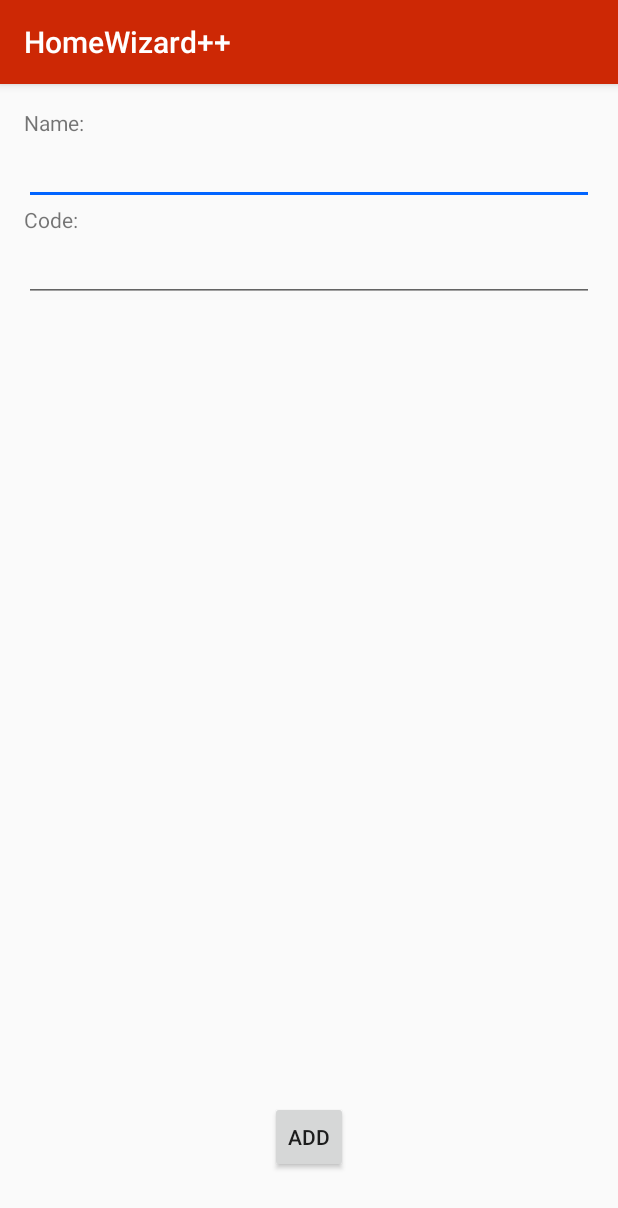
After one commit to b-kelder/HomeWizard-, an Android app: the AddHomewizardlight screen opened directly, with no data from a screen before it, on a phone screen of 412 x 824 dp. The commit adds this screen. Shown: the top 1208 px of the screen. Run offline under Robolectric (Android 15) with nearby library versions, the phone set to English and light mode, and no system bars; libraries missing offline, so code that uses them is left out: org.eclipse.paho.

Commit message:
In middels meer als een test app

```diff
--- /dev/null
+++ b/HomeWizard++/MQTT test app/app/src/main/java/idu/stenden/inf1i/homewizard/AddHomewizardlight.java
@@ -0,0 +1,40 @@
+package idu.stenden.inf1i.homewizard;
+
+import android.content.Intent;
+import android.support.v7.app.AppCompatActivity;
+import android.os.Bundle;
+import android.view.View;
+import android.widget.Button;
+import android.widget.EditText;
+import android.widget.Toast;
+
+public class AddHomewizardlight extends AppCompatActivity {
+
+    private MqttController mqttController;
+
+    @Override
+    protected void onCreate(Bundle savedInstanceState) {
+        super.onCreate(savedInstanceState);
+        setContentView(R.layout.activity_add_homewizardlight);
+
+        final EditText HMWZlightname = (EditText) findViewById(R.id.HMWZlightname);
+        final EditText HMWZlightcode = (EditText) findViewById(R.id.HMWZlightcode);
+
+        mqttController = MqttController.getInstance();
+        mqttController.setContext(getApplicationContext());
+
+        Button loginbutton = (Button) findViewById(R.id.HMWZlightadd);
+
+        loginbutton.setOnClickListener(new View.OnClickListener() {
+            public void onClick(View v) {
+                if (!HMWZlightname.getText().toString().isEmpty() && !HMWZlightcode.getText().toString().isEmpty()) {
+                    mqttController.publish("HYDRA/HMWZ/sw/add/" + HMWZlightname.getText() + "/switch/" + HMWZlightcode.getText(), "/0");
+                    startActivity(new Intent(getApplicationContext(), MainActivity.class));
+                } else {
+                    Toast toaster = Toast.makeText(getApplicationContext(), "Vul shit in", Toast.LENGTH_SHORT);
+                    toaster.show();
+                }
+            }
+        });
+    }
+}
--- /dev/null
+++ b/HomeWizard++/MQTT test app/app/src/main/res/layout/activity_add_homewizardlight.xml
@@ -0,0 +1,56 @@
+<?xml version="1.0" encoding="utf-8"?>
+<RelativeLayout xmlns:android="http://schemas.android.com/apk/res/android"
+    xmlns:tools="http://schemas.android.com/tools"
+    android:layout_width="match_parent"
+    android:layout_height="match_parent"
+    android:paddingBottom="@dimen/activity_vertical_margin"
+    android:paddingLeft="@dimen/activity_horizontal_margin"
+    android:paddingRight="@dimen/activity_horizontal_margin"
+    android:paddingTop="@dimen/activity_vertical_margin"
+    tools:context="idu.stenden.inf1i.homewizard.AddHomewizardlight">
+
+    <TextView
+        android:layout_width="wrap_content"
+        android:layout_height="wrap_content"
+        android:textAppearance="?android:attr/textAppearanceSmall"
+        android:text="Name:"
+        android:id="@+id/textView3"
+        android:layout_alignParentTop="true"
+        android:layout_alignParentStart="true" />
+
+    <EditText
+        android:layout_width="wrap_content"
+        android:layout_height="wrap_content"
+        android:id="@+id/HMWZlightname"
+        android:layout_below="@+id/textView3"
+        android:layout_alignParentStart="true"
+        android:layout_alignParentEnd="true" />
+
+    <TextView
+        android:layout_width="wrap_content"
+        android:layout_height="wrap_content"
+        android:textAppearance="?android:attr/textAppearanceSmall"
+        android:text="Code:"
+        android:id="@+id/textView4"
+        android:layout_below="@+id/HMWZlightname"
+        android:layout_alignParentStart="true" />
+
+    <EditText
+        android:layout_width="wrap_content"
+        android:layout_height="wrap_content"
+        android:id="@+id/HMWZlightcode"
+        android:layout_below="@+id/textView4"
+        android:layout_alignParentStart="true"
+        android:layout_alignEnd="@+id/HMWZlightname" />
+
+    <Button
+        style="?android:attr/buttonStyleSmall"
+        android:layout_width="wrap_content"
+        android:layout_height="wrap_content"
+        android:text="Add"
+        android:id="@+id/HMWZlightadd"
+        android:layout_marginBottom="26dp"
+        android:layout_alignParentBottom="true"
+        android:layout_centerHorizontal="true" />
+
+</RelativeLayout>
--- a/HomeWizard++/MQTT test app/app/src/main/res/menu/activity_main_drawer.xml
+++ b/HomeWizard++/MQTT test app/app/src/main/res/menu/activity_main_drawer.xml
@@ -6,6 +6,10 @@
             android:id="@+id/nav_settings"
             android:icon="@drawable/ic_menu_manage"
             android:title="Settings" />
+        <item
+            android:id="@+id/nav_lights"
+            android:icon="@drawable/ic_menu_manage"
+            android:title="Add Device" />
     </group>
 
 </menu>
--- a/HomeWizard++/MQTT test app/app/src/main/res/menu/main.xml
+++ b/HomeWizard++/MQTT test app/app/src/main/res/menu/main.xml
@@ -2,7 +2,7 @@
 <menu xmlns:android="http://schemas.android.com/apk/res/android"
     xmlns:app="http://schemas.android.com/apk/res-auto">
     <item
-        android:id="@+id/action_settings"
+        android:id="@+id/action_refresh"
         android:orderInCategory="100"
         android:title="@string/action_settings"
         app:showAsAction="never" />
--- a/HomeWizard++/MQTT test app/app/src/main/res/values/strings.xml
+++ b/HomeWizard++/MQTT test app/app/src/main/res/values/strings.xml
@@ -4,5 +4,6 @@
     <string name="navigation_drawer_open">Open navigation drawer</string>
     <string name="navigation_drawer_close">Close navigation drawer</string>
 
-    <string name="action_settings">Settings</string>
+    <string name="action_settings">Refresh</string>
+    <string name="title_activity_managelights">HomeWizard++</string>
 </resources>
```
Also changed, not shown: HomeWizard++/MQTT test app/app/src/main/AndroidManifest.xml (+12 -1 lines), HomeWizard++/MQTT test app/app/src/main/java/idu/stenden/inf1i/homewizard/AddChoise.java (added, +23 -0 lines), HomeWizard++/MQTT test app/app/src/main/java/idu/stenden/inf1i/homewizard/AppDataContainer.java (added, +41 -0 lines), HomeWizard++/MQTT test app/app/src/main/java/idu/stenden/inf1i/homewizard/DeviceEditAdapter.java (added, +71 -0 lines), HomeWizard++/MQTT test app/app/src/main/java/idu/stenden/inf1i/homewizard/MainActivity.java (+22 -11 lines), HomeWizard++/MQTT test app/app/src/main/java/idu/stenden/inf1i/homewizard/Managelights.java (added, +60 -0 lines), HomeWizard++/MQTT test app/app/src/main/java/idu/stenden/inf1i/homewizard/MqttController.java (+8 -1 lines), HomeWizard++/MQTT test app/app/src/main/res/layout/activity_add_choise.xml (added, +21 -0 lines), HomeWizard++/MQTT test app/app/src/main/res/layout/activity_managelights.xml (added, +34 -0 lines), HomeWizard++/MQTT test app/app/src/main/res/layout/content_managelights.xml (added, +21 -0 lines), HomeWizard++/MQTT test app/app/src/main/res/layout/row_manage.xml (added, +34 -0 lines), HomeWizard++/MQTT test app/app/src/main/res/drawable-hdpi/ic_action_plus.png (added), HomeWizard++/MQTT test app/app/src/main/res/drawable-mdpi/ic_action_plus.png (added), HomeWizard++/MQTT test app/app/src/main/res/drawable-xhdpi/ic_action_plus.png (added), 1 more files.
